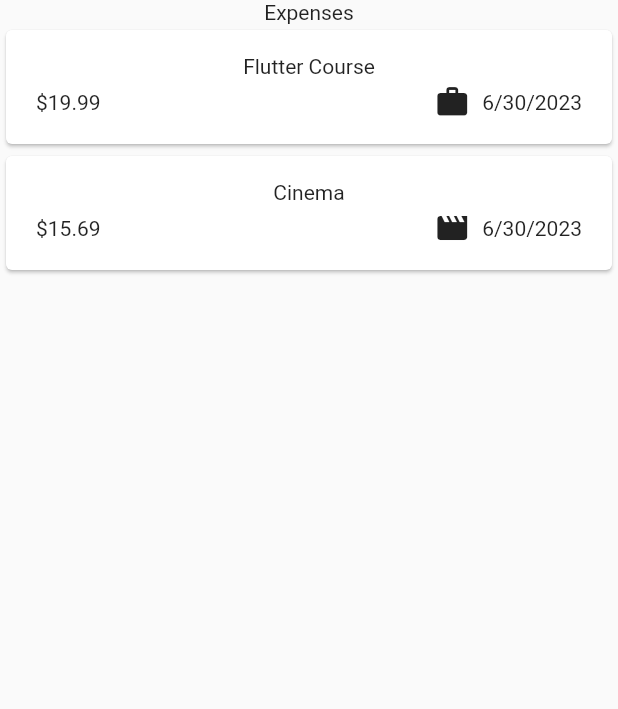
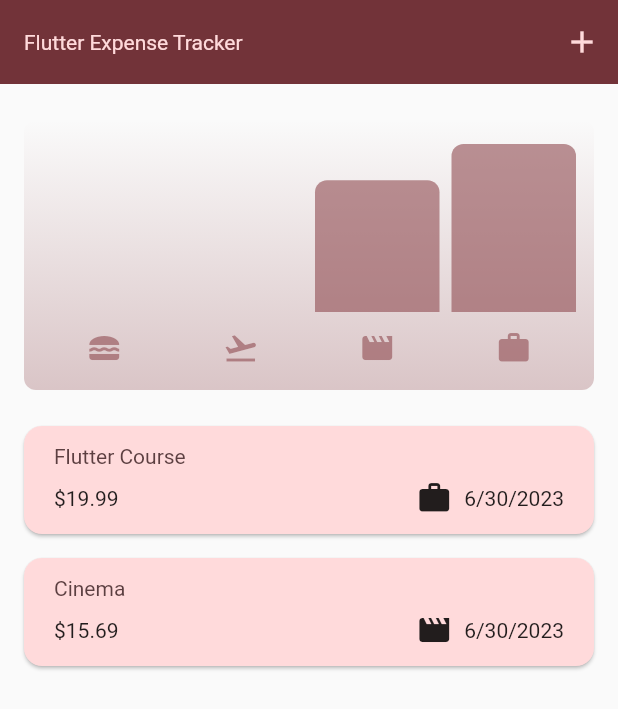
Before and after one commit to rajharsh81070/expense_tracker_flutter, a Flutter app: the screen it shows after launch, on a phone screen of 412 x 824 dp. Shown: the top 709 px of the screen. Run offline on Flutter 3.47's test engine with Material 2 defaults, Android fonts, the phone set to English and light mode, and no system bars.

Commit message:
added chart display for expenses

```diff
--- a/lib/models/expense.dart
+++ b/lib/models/expense.dart
@@ -23,3 +23,27 @@ class Expense {
     return formatter.format(date);
   }
 }
+
+class ExpenseBucket {
+  ExpenseBucket({
+    required this.category,
+    required this.expenses,
+  });
+
+  ExpenseBucket.forCategory(List<Expense> allExpenses, this.category)
+      : expenses = allExpenses
+            .where((expense) => expense.category == category)
+            .toList();
+
+  final Category category;
+  final List<Expense> expenses;
+
+  double get totalExpenses {
+    double sum = 0;
+    for (var expense in expenses) {
+      sum += expense.amount;
+    }
+
+    return sum;
+  }
+}
--- /dev/null
+++ b/lib/widgets/chart/chart.dart
@@ -0,0 +1,93 @@
+import 'package:expense_tracker_flutter/models/category.dart';
+import 'package:expense_tracker_flutter/widgets/chart/chart_bar.dart';
+import 'package:flutter/material.dart';
+import 'package:expense_tracker_flutter/models/expense.dart';
+
+class Chart extends StatelessWidget {
+  const Chart({super.key, required this.expenses});
+
+  final List<Expense> expenses;
+
+  List<ExpenseBucket> get buckets {
+    return Category.values
+        .map((category) => ExpenseBucket.forCategory(expenses, category))
+        .toList();
+  }
+
+  double get maxTotalExpense {
+    double maxTotalExpense = 0;
+
+    for (final bucket in buckets) {
+      if (bucket.totalExpenses > maxTotalExpense) {
+        maxTotalExpense = bucket.totalExpenses;
+      }
+    }
+
+    return maxTotalExpense;
+  }
+
+  @override
+  Widget build(BuildContext context) {
+    final isDarkMode =
+        MediaQuery.of(context).platformBrightness == Brightness.dark;
+
+    return Container(
+      margin: const EdgeInsets.all(16),
+      padding: const EdgeInsets.symmetric(
+        vertical: 16,
+        horizontal: 8,
+      ),
+      width: double.infinity,
+      height: 180,
+      decoration: BoxDecoration(
+        borderRadius: BorderRadius.circular(8),
+        gradient: LinearGradient(
+          colors: [
+            Theme.of(context).colorScheme.primary.withOpacity(0.3),
+            Theme.of(context).colorScheme.primary.withOpacity(0.0),
+          ],
+          begin: Alignment.bottomCenter,
+          end: Alignment.topCenter,
+        ),
+      ),
+      child: Column(
+        children: [
+          Expanded(
+            child: Row(
+              crossAxisAlignment: CrossAxisAlignment.end,
+              children: [
+                for (final bucket in buckets)
+                  ChartBar(
+                    fill: bucket.totalExpenses == 0
+                        ? 0
+                        : bucket.totalExpenses / maxTotalExpense,
+                  )
+              ],
+            ),
+          ),
+          const SizedBox(height: 12),
+          Row(
+            children: [
+              ...buckets.map(
+                (bucket) => Expanded(
+                  child: Padding(
+                    padding: const EdgeInsets.symmetric(horizontal: 4),
+                    child: Icon(
+                      categoryIcons[bucket.category],
+                      color: isDarkMode
+                          ? Theme.of(context).colorScheme.secondary
+                          : Theme.of(context)
+                              .colorScheme
+                              .primary
+                              .withOpacity(0.6),
+                    ),
+                  ),
+                ),
+              ),
+            ],
+          ),
+        ],
+      ),
+    );
+  }
+}
--- /dev/null
+++ b/lib/widgets/chart/chart_bar.dart
@@ -0,0 +1,35 @@
+import 'package:flutter/material.dart';
+
+class ChartBar extends StatelessWidget {
+  const ChartBar({
+    super.key,
+    required this.fill,
+  });
+
+  final double fill;
+
+  @override
+  Widget build(BuildContext context) {
+    final isDarkMode =
+        MediaQuery.of(context).platformBrightness == Brightness.dark;
+
+    return Expanded(
+        child: Padding(
+      padding: const EdgeInsets.symmetric(horizontal: 4),
+      child: FractionallySizedBox(
+        heightFactor: fill,
+        child: DecoratedBox(
+          decoration: BoxDecoration(
+            shape: BoxShape.rectangle,
+            borderRadius: const BorderRadius.vertical(
+              top: Radius.circular(8),
+            ),
+            color: isDarkMode
+                ? Theme.of(context).colorScheme.secondary
+                : Theme.of(context).colorScheme.primary.withOpacity(0.6),
+          ),
+        ),
+      ),
+    ));
+  }
+}
--- a/lib/widgets/expenses-list/expense_item.dart
+++ b/lib/widgets/expenses-list/expense_item.dart
@@ -12,13 +12,17 @@ class ExpenseItem extends StatelessWidget {
     return Card(
       child: Padding(
         padding: const EdgeInsets.symmetric(
-          vertical: 16,
+          vertical: 12,
           horizontal: 20,
         ),
         child: Column(
+          crossAxisAlignment: CrossAxisAlignment.start,
           children: [
-            Text(expense.title),
-            const SizedBox(height: 4),
+            Text(
+              expense.title,
+              style: Theme.of(context).textTheme.titleLarge,
+            ),
+            const SizedBox(height: 8),
             Row(
               children: [
                 Text('\$${expense.amount.toStringAsFixed(2)}'),
--- a/lib/widgets/expenses-list/expenses_list.dart
+++ b/lib/widgets/expenses-list/expenses_list.dart
@@ -3,13 +3,35 @@ import 'package:expense_tracker_flutter/widgets/expenses-list/expense_item.dart'
 import 'package:flutter/material.dart';
 
 class ExpensesList extends StatelessWidget {
-  const ExpensesList({super.key, required this.expenses});
+  const ExpensesList({
+    super.key,
+    required this.expenses,
+    required this.onRemoveExpense,
+  });
 
   final List<Expense> expenses;
+  final void Function(
+    String expenseId,
+    DismissDirection direction,
+  ) onRemoveExpense;
 
   Widget expenseItemBuilder(BuildContext context, int index) {
     final expense = expenses[index];
-    return ExpenseItem(expense: expense);
+    return Dismissible(
+      key: ValueKey(expense.id),
+      onDismissed: (direction) => onRemoveExpense(
+        expense.id,
+        direction,
+      ),
+      background: Container(
+        color: Theme.of(context).colorScheme.error.withOpacity(0.75),
+        margin: EdgeInsets.symmetric(
+          vertical: Theme.of(context).cardTheme.margin!.vertical,
+          horizontal: Theme.of(context).cardTheme.margin!.horizontal,
+        ),
+      ),
+      child: ExpenseItem(expense: expense),
+    );
   }
 
   @override
--- a/lib/widgets/expenses.dart
+++ b/lib/widgets/expenses.dart
@@ -1,4 +1,6 @@
+import 'package:expense_tracker_flutter/widgets/chart/chart.dart';
 import 'package:expense_tracker_flutter/widgets/expenses-list/expenses_list.dart';
+import 'package:expense_tracker_flutter/widgets/new_expense.dart';
 import 'package:flutter/material.dart';
 
 import '../models/category.dart';
@@ -29,13 +31,78 @@ class _ExpensesState extends State<Expenses> {
     )
   ];
 
+  void _addNewExpense(
+    Expense expense,
+  ) {
+    setState(() {
+      _registeredExpenses.add(expense);
+    });
+  }
+
+  void _removeExpense(String expenseId, DismissDirection direction) {
+    final int expenseIndex =
+        _registeredExpenses.indexWhere((expense) => expense.id == expenseId);
+
+    final expense = _registeredExpenses[expenseIndex];
+
+    setState(() {
+      _registeredExpenses.remove(expense);
+    });
+
+    ScaffoldMessenger.of(context).clearSnackBars();
+
+    ScaffoldMessenger.of(context).showSnackBar(
+      SnackBar(
+        duration: const Duration(seconds: 3),
+        action: SnackBarAction(
+            label: 'Undo',
+            onPressed: () {
+              setState(() {
+                _registeredExpenses.insert(expenseIndex, expense);
+              });
+            }),
+        content: const Text('Expense deleted.'),
+      ),
+    );
+  }
+
+  void _openAddExpenseOverlay() {
+    showModalBottomSheet(
+      context: context,
+      builder: (ctx) => NewExpense(
+        onAddNewExpense: _addNewExpense,
+      ),
+    );
+  }
+
   @override
   Widget build(BuildContext context) {
+    Widget noExpenseFound = const Center(
+      child: Text('No expenses found. Start adding some!'),
+    );
+
     return Scaffold(
+      appBar: AppBar(
+        title: const Text('Flutter Expense Tracker'),
+        actions: [
+          IconButton(
+            onPressed: _openAddExpenseOverlay,
+            icon: const Icon(Icons.add),
+          ),
+        ],
+      ),
       body: Column(
         children: [
-          const Text('Expenses'),
-          Expanded(child: ExpensesList(expenses: _registeredExpenses))
+          const SizedBox(height: 8),
+          Chart(expenses: _registeredExpenses),
+          Expanded(
+            child: _registeredExpenses.isNotEmpty
+                ? ExpensesList(
+                    expenses: _registeredExpenses,
+                    onRemoveExpense: _removeExpense,
+                  )
+                : noExpenseFound,
+          ),
         ],
       ),
     );
```
Also changed, not shown: lib/main.dart (+58 -2 lines), lib/widgets/new_expense.dart (added, +167 -0 lines), 2 other files.
